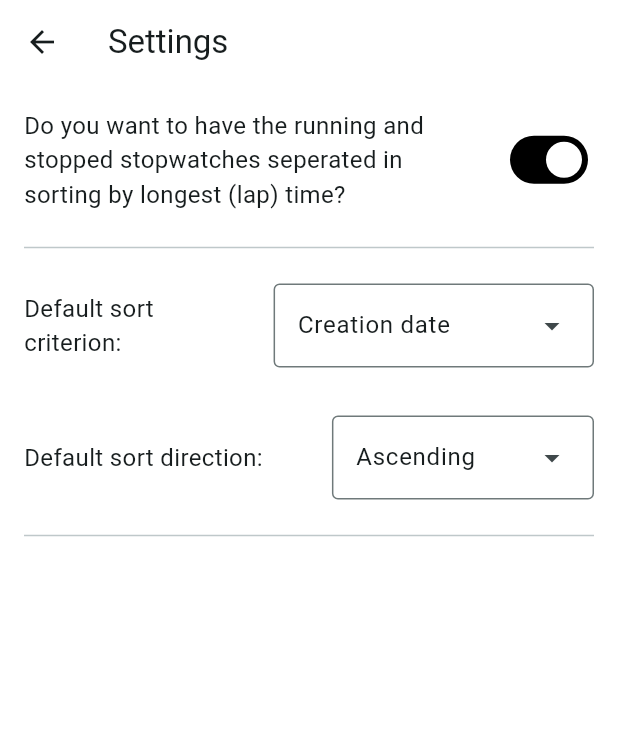
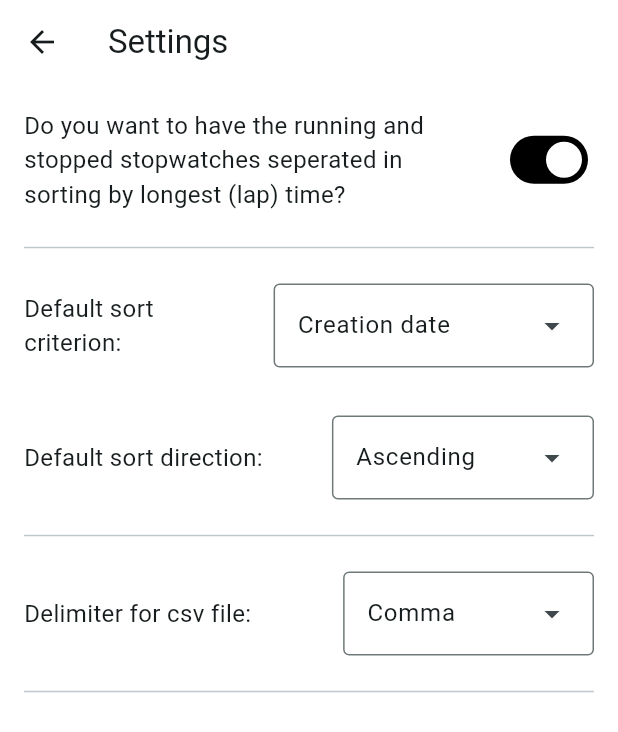
Before and after one commit to b-ausoj/flutter_stopwatch_app_v1, a Flutter app: the SettingsPage screen opened directly with empty values, on a phone screen of 412 x 824 dp. Shown: the top 732 px of the screen. Run offline on Flutter 3.47's test engine with Material 3 defaults, Android fonts, the light colour scheme and no system bars; our stand-ins replace shared_preferences; accounts and stored records are empty.

Commit message:
added new settings for later csv export

```diff
--- /dev/null
+++ b/lib/enums/csv_delimiter.dart
@@ -0,0 +1,12 @@
+enum CSVDelimiter {
+  comma("Comma", ","),
+  semicolon("Semicolon", ";"),
+  tab("Tab", "\t"),
+  pipe("Pipe", "|"),
+  space("Space", " ");
+
+  final String label;
+  final String delimiter;
+
+  const CSVDelimiter(this.label, this.delimiter);
+}
--- a/lib/models/settings_model.dart
+++ b/lib/models/settings_model.dart
@@ -1,3 +1,4 @@
+import 'package:flutter_stopwatch_app_v1/enums/csv_delimiter.dart';
 import 'package:flutter_stopwatch_app_v1/enums/sort_criterion.dart';
 import 'package:flutter_stopwatch_app_v1/enums/sort_direction.dart';
 
@@ -5,6 +6,7 @@ class SettingsModel {
   SortCriterion defaultSortCriterion = SortCriterion.creationDate;
   SortDirection defaultSortDirection = SortDirection.ascending;
   bool seperateRunningStopped = true;
+  CSVDelimiter csvDelimiter = CSVDelimiter.comma;
 
   SettingsModel();
 
@@ -13,13 +15,15 @@ class SettingsModel {
     settingsModel.defaultSortCriterion = SortCriterion.values[json["defaultSortCriterion"]];
     settingsModel.defaultSortDirection = SortDirection.values[json["defaultSortDirection"]];
     settingsModel.seperateRunningStopped = json["seperateRunningStopped"];
+    settingsModel.csvDelimiter = CSVDelimiter.values[json["csvDelimiter"]];
     return settingsModel;
   }
 
   Map<String, dynamic> toJson() => {
         "defaultSortCriterion": defaultSortCriterion.index,
         "defaultSortDirection": defaultSortDirection.index,
-        "seperateRunningStopped": seperateRunningStopped
+        "seperateRunningStopped": seperateRunningStopped,
+        "csvDelimiter": csvDelimiter.index
       };
 
 }
--- a/lib/pages/settings_page.dart
+++ b/lib/pages/settings_page.dart
@@ -1,4 +1,5 @@
 import 'package:flutter/material.dart';
+import 'package:flutter_stopwatch_app_v1/enums/csv_delimiter.dart';
 import 'package:flutter_stopwatch_app_v1/enums/sort_criterion.dart';
 import 'package:flutter_stopwatch_app_v1/enums/sort_direction.dart';
 import 'package:flutter_stopwatch_app_v1/models/settings_model.dart';
@@ -40,15 +41,20 @@ class _SettingsPageState extends State<SettingsPage> {
                     inactiveThumbColor: Colors.grey,
                     inactiveTrackColor: Colors.white,
                     value: widget.settings.seperateRunningStopped,
-                    onChanged: (value) {setState(() {
-                      widget.settings.seperateRunningStopped = value;
-                    });
-                    storeSettings(widget.settings);},
+                    onChanged: (value) {
+                      setState(() {
+                        widget.settings.seperateRunningStopped = value;
+                      });
+                      storeSettings(widget.settings);
+                    },
                   )
                 ],
               ),
             ),
-            const Divider(indent: 16.0, endIndent: 16.0,),
+            const Divider(
+              indent: 16.0,
+              endIndent: 16.0,
+            ),
             Padding(
               padding: const EdgeInsets.all(16.0),
               child: Row(children: [
@@ -113,7 +119,46 @@ class _SettingsPageState extends State<SettingsPage> {
                 )
               ]),
             ),
-            const Divider(indent: 16.0, endIndent: 16.0,),
+            const Divider(
+              indent: 16.0,
+              endIndent: 16.0,
+            ),
+            Padding(
+              padding: const EdgeInsets.all(16.0),
+              child: Row(children: [
+                const Expanded(
+                    child: Text(
+                  "Delimiter for csv file:",
+                  style: TextStyle(fontSize: 16),
+                )),
+                const SizedBox(
+                  width: 16.0,
+                ),
+                DropdownMenu<CSVDelimiter>(
+                  initialSelection: widget.settings.csvDelimiter,
+                  onSelected: (CSVDelimiter? csvDelimiter) {
+                    if (csvDelimiter != null) {
+                      setState(() {
+                        widget.settings.csvDelimiter = csvDelimiter;
+                      });
+                      storeSettings(widget.settings);
+                    }
+                  },
+                  dropdownMenuEntries: CSVDelimiter.values
+                      .map<DropdownMenuEntry<CSVDelimiter>>(
+                          (CSVDelimiter csvDelimiter) {
+                    return DropdownMenuEntry<CSVDelimiter>(
+                      value: csvDelimiter,
+                      label: csvDelimiter.label,
+                    );
+                  }).toList(),
+                )
+              ]),
+            ),
+            const Divider(
+              indent: 16.0,
+              endIndent: 16.0,
+            ),
           ],
         ));
   }
```
